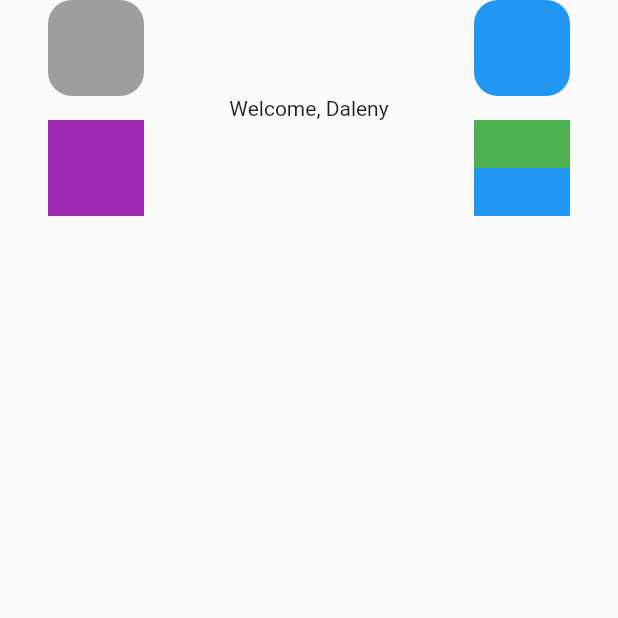
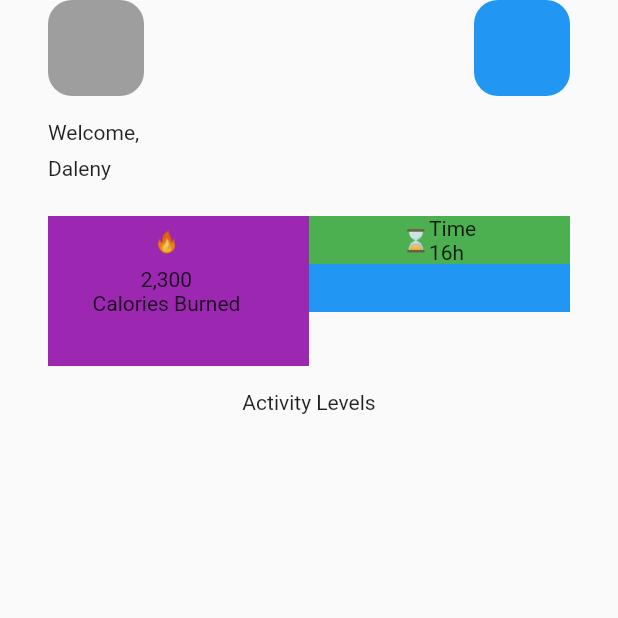
Before and after one commit to dalenysivilay/fitness-app, a Flutter app: the screen it shows after launch, on a phone screen of 412 x 824 dp, the top half of it. Run offline on Flutter 3.47's test engine with Material 2 defaults, Android fonts, the phone set to English and light mode, and no system bars.

Commit message:
Homepage being worked on

```diff
--- a/lib/screens/home_page.dart
+++ b/lib/screens/home_page.dart
@@ -1,4 +1,5 @@
 import 'package:flutter/material.dart';
+import 'package:local/widgets/activity.dart';
 import 'package:local/widgets/app_bar.dart';
 import 'package:local/widgets/weekly_stats.dart';
 
@@ -7,16 +8,50 @@ class HomePage extends StatelessWidget {
 
   @override
   Widget build(BuildContext context) {
+    const widgetSpacing = SizedBox(height: 16.0);
     return Scaffold(
       body: SafeArea(
-        child: Column(
-          children: const [
-            CustomAppBar(),
-            Text("Welcome, Daleny"),
-            WeeklyStats(),
-          ],
+        child: Padding(
+          padding: const EdgeInsets.symmetric(horizontal: 32.0),
+          child: Column(
+            mainAxisAlignment: MainAxisAlignment.start,
+            crossAxisAlignment: CrossAxisAlignment.start,
+            children: const [
+              CustomAppBar(),
+              widgetSpacing,
+              WelcomeHeading(),
+              widgetSpacing,
+              WeeklyStats(),
+              widgetSpacing,
+              ActivityWidget(),
+            ],
+          ),
         ),
       ),
     );
   }
 }
+
+class WelcomeHeading extends StatelessWidget {
+  const WelcomeHeading({
+    Key? key,
+  }) : super(key: key);
+
+  @override
+  Widget build(BuildContext context) {
+    return Column(
+      mainAxisAlignment: MainAxisAlignment.start,
+      crossAxisAlignment: CrossAxisAlignment.start,
+      children: const [
+        Padding(
+          padding: EdgeInsets.only(bottom: 8.0),
+          child: Text("Welcome, "),
+        ),
+        Padding(
+          padding: EdgeInsets.only(bottom: 8.0),
+          child: Text("Daleny"),
+        ),
+      ],
+    );
+  }
+}
--- /dev/null
+++ b/lib/widgets/activity.dart
@@ -0,0 +1,15 @@
+import 'package:flutter/material.dart';
+
+class ActivityWidget extends StatelessWidget {
+  const ActivityWidget({Key? key}) : super(key: key);
+
+  @override
+  Widget build(BuildContext context) {
+    return Column(
+      children: [
+        const Text("Activity Levels"),
+        Container(),
+      ],
+    );
+  }
+}
--- a/lib/widgets/app_bar.dart
+++ b/lib/widgets/app_bar.dart
@@ -7,17 +7,14 @@ class CustomAppBar extends StatelessWidget {
   Widget build(BuildContext context) {
     const double iconSize = 64.0;
     const double borderRadius = 16.0;
-    return Padding(
-      padding: const EdgeInsets.symmetric(horizontal: 32.0),
-      child: Row(
+    return Row(
       mainAxisAlignment: MainAxisAlignment.spaceBetween,
       crossAxisAlignment: CrossAxisAlignment.start,
       children: [
         Container(
           height: iconSize,
           width: iconSize,
-            padding:
-                const EdgeInsets.symmetric(horizontal: 16.0, vertical: 16.0),
+          padding: const EdgeInsets.symmetric(horizontal: 16.0, vertical: 16.0),
           decoration: BoxDecoration(
             borderRadius: BorderRadius.circular(borderRadius),
             color: Colors.grey,
@@ -26,15 +23,13 @@ class CustomAppBar extends StatelessWidget {
         Container(
           height: iconSize,
           width: iconSize,
-            padding:
-                const EdgeInsets.symmetric(horizontal: 16.0, vertical: 16.0),
+          padding: const EdgeInsets.symmetric(horizontal: 16.0, vertical: 16.0),
           decoration: BoxDecoration(
             borderRadius: BorderRadius.circular(borderRadius),
             color: Colors.blue,
           ),
         ),
       ],
-      ),
     );
   }
 }
--- a/lib/widgets/weekly_stats.dart
+++ b/lib/widgets/weekly_stats.dart
@@ -9,44 +9,124 @@ class WeeklyStats extends StatelessWidget {
     const double largeStatHeight = 64.0;
     const double mediumStatHeight = 32.0;
     const double boxPadding = 32.0;
+    return SizedBox(
+      height: 100.0,
+      child: Row(
+        mainAxisAlignment: MainAxisAlignment.center,
+        children: [
+          Expanded(
+            child: Column(
+              children: const [
+                CaloriesWidget(),
+              ],
+            ),
+          ),
+          Expanded(
+            child: Column(
+              children: const [
+                TimeWidget(
+                    boxPadding: boxPadding, mediumStatHeight: mediumStatHeight),
+                ExercisesWidget(
+                    boxPadding: boxPadding, mediumStatHeight: mediumStatHeight),
+              ],
+            ),
+          ),
+        ],
+      ),
+    );
+  }
+}
+
+class ExercisesWidget extends StatelessWidget {
+  const ExercisesWidget({
+    Key? key,
+    required this.boxPadding,
+    required this.mediumStatHeight,
+  }) : super(key: key);
+
+  final double boxPadding;
+  final double mediumStatHeight;
+
+  @override
+  Widget build(BuildContext context) {
     return Container(
-      height: 120.0,
-      padding: const EdgeInsets.symmetric(horizontal: 32.0),
+      padding: EdgeInsets.symmetric(
+        horizontal: boxPadding,
+        vertical: boxPadding,
+      ),
+      height: mediumStatHeight,
+      color: Colors.blue,
+    );
+  }
+}
+
+class TimeWidget extends StatelessWidget {
+  const TimeWidget({
+    Key? key,
+    required this.boxPadding,
+    required this.mediumStatHeight,
+  }) : super(key: key);
+
+  final double boxPadding;
+  final double mediumStatHeight;
+
+  @override
+  Widget build(BuildContext context) {
+    return Container(
       child: Row(
-        mainAxisAlignment: MainAxisAlignment.spaceBetween,
+        mainAxisAlignment: MainAxisAlignment.center,
+        crossAxisAlignment: CrossAxisAlignment.center,
+        children: [
+          Column(
+            crossAxisAlignment: CrossAxisAlignment.start,
+            children: const [
+              Text("⌛"),
+            ],
+          ),
+          Column(
+            crossAxisAlignment: CrossAxisAlignment.start,
+            children: const [
+              Text("Time"),
+              Text("16h"),
+            ],
+          ),
+        ],
+      ),
+      decoration: const BoxDecoration(
+        color: Colors.green,
+      ),
+    );
+  }
+}
+
+class CaloriesWidget extends StatelessWidget {
+  const CaloriesWidget({
+    Key? key,
+  }) : super(key: key);
+
+  @override
+  Widget build(BuildContext context) {
+    return Container(
+      height: 100.0,
+      padding: const EdgeInsets.only(right: 16.0),
+      child: Row(
+        mainAxisAlignment: MainAxisAlignment.center,
         crossAxisAlignment: CrossAxisAlignment.stretch,
         children: [
           Column(
             children: [
               Container(
-                padding: const EdgeInsets.symmetric(
-                    horizontal: boxPadding, vertical: boxPadding),
-                height: largeStatHeight,
-                color: Colors.purple,
+                padding: const EdgeInsets.symmetric(vertical: 9.0),
+                child: const Text("🔥"),
               ),
+              const Text("2,300"),
+              const Text("Calories Burned"),
             ],
           ),
-          Column(
-            children: [
-              Container(
-                padding: const EdgeInsets.symmetric(
-                  horizontal: boxPadding,
-                  vertical: boxPadding,
-                ),
-                height: mediumStatHeight,
-                color: Colors.green,
-              ),
-              Container(
-                padding: const EdgeInsets.symmetric(
-                  horizontal: boxPadding,
-                  vertical: boxPadding,
-                ),
-                height: mediumStatHeight,
-                color: Colors.blue,
-              )
-            ],
-          )
         ],
+      ),
+      decoration: const BoxDecoration(
+        color: Colors.purple,
       ),
     );
   }
```
Also changed, not shown: lib/constants.dart (added), 13 other files. Lines whose indentation alone changed are shown as unchanged.
